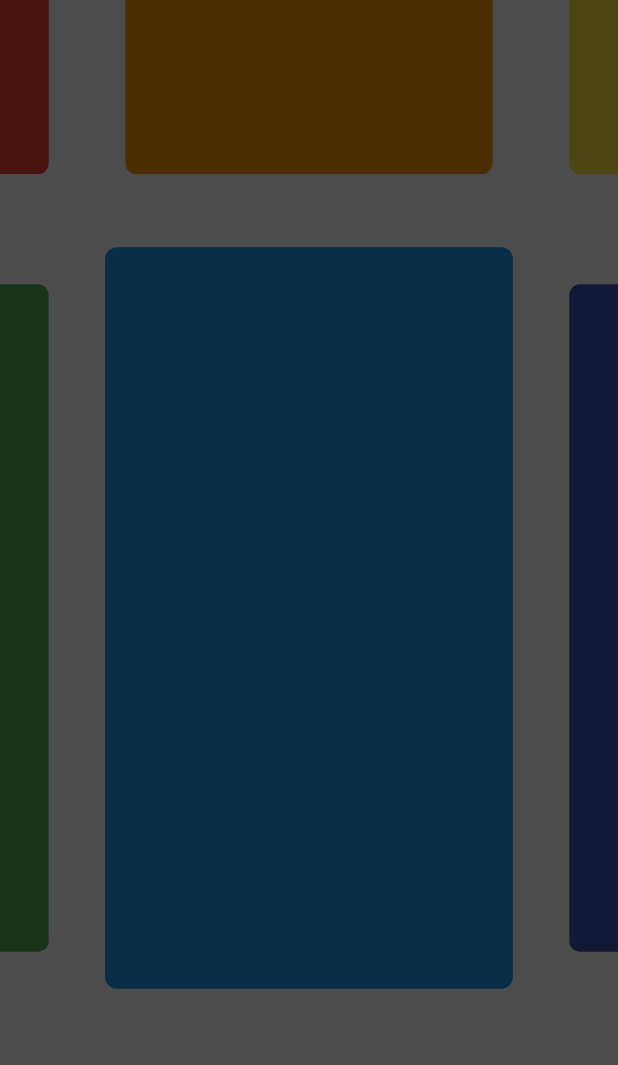
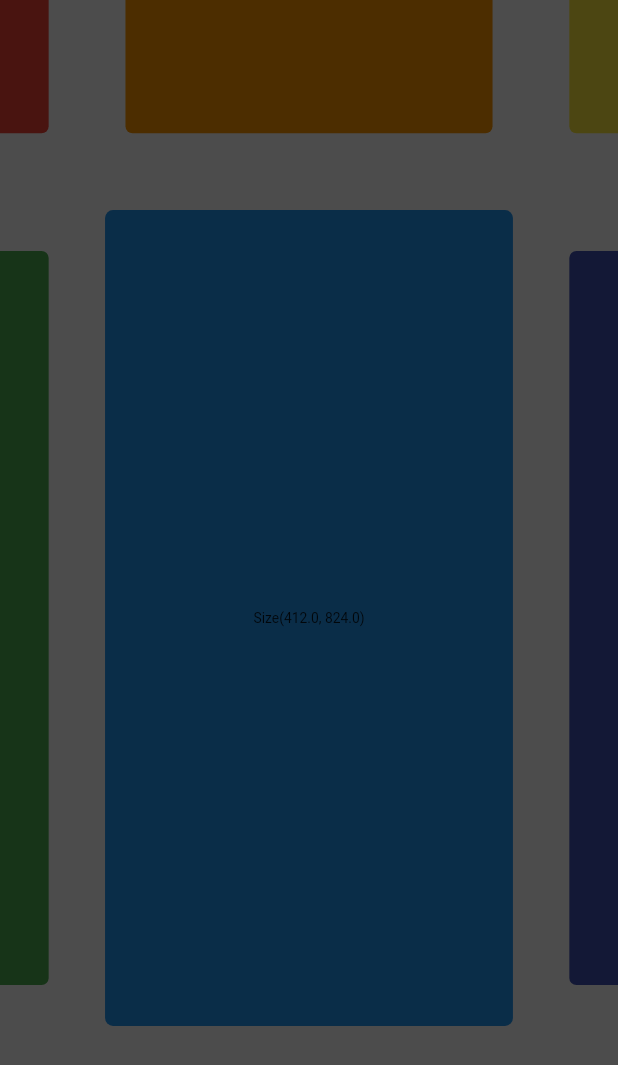
Before and after one commit to tomalabaster/flutter_grid_navigator, a Flutter app: the screen it shows after launch, on a phone screen of 412 x 824 dp. Shown: the top 1065 px of the screen. Run offline on Flutter 3.47's test engine with Material 2 defaults, Android fonts, the phone set to English and light mode, and no system bars; drawn by our look-alikes of flutter_animate.

Commit message:
Scale approach

```diff
--- a/example/lib/main.dart
+++ b/example/lib/main.dart
@@ -15,45 +15,44 @@ class MyApp extends StatelessWidget {
       theme: ThemeData(
         primarySwatch: Colors.blue,
       ),
-      home: FlutterGridNavigator(
-          grid: []
-            ..length = 25
-            ..[7] = Container(
-              decoration: const BoxDecoration(
-                borderRadius: BorderRadius.all(Radius.circular(8)),
+      home: Scaffold(
+        backgroundColor: Colors.transparent,
+        body: FlutterGridNavigator(
+            grid: []
+              ..length = 25
+              ..[7] = _sampleChild(
                 color: Colors.red,
-              ),
-            )
-            ..[8] = Container(
-              decoration: const BoxDecoration(
-                borderRadius: BorderRadius.all(Radius.circular(8)),
+              )
+              ..[8] = _sampleChild(
                 color: Colors.orange,
-              ),
-            )
-            ..[9] = Container(
-              decoration: const BoxDecoration(
-                borderRadius: BorderRadius.all(Radius.circular(8)),
+              )
+              ..[9] = _sampleChild(
                 color: Colors.yellow,
-              ),
-            )
-            ..[12] = Container(
-              decoration: const BoxDecoration(
-                borderRadius: BorderRadius.all(Radius.circular(8)),
+              )
+              ..[12] = _sampleChild(
                 color: Colors.green,
-              ),
-            )
-            ..[13] = Container(
-              decoration: const BoxDecoration(
-                borderRadius: BorderRadius.all(Radius.circular(8)),
+              )
+              ..[13] = _sampleChild(
                 color: Colors.blue,
-              ),
-            )
-            ..[14] = Container(
-              decoration: const BoxDecoration(
-                borderRadius: BorderRadius.all(Radius.circular(8)),
+              )
+              ..[14] = _sampleChild(
                 color: Colors.indigo,
-              ),
-            )),
+              )),
+      ),
     );
   }
+
+  Widget _sampleChild({
+    required Color color,
+  }) {
+    return LayoutBuilder(builder: (context, constraints) {
+      return Container(
+        decoration: BoxDecoration(
+          borderRadius: const BorderRadius.all(Radius.circular(8)),
+          color: color,
+        ),
+        child: Center(child: Text(constraints.biggest.toString())),
+      );
+    });
+  }
 }
--- a/lib/src/flutter_grid_navigator.dart
+++ b/lib/src/flutter_grid_navigator.dart
@@ -37,11 +37,12 @@ class _FlutterGridNavigatorState extends State<FlutterGridNavigator> {
 
   @override
   Widget build(BuildContext context) {
+    return LayoutBuilder(
+      builder: (context, constraints) {
         const padding = 24.0;
 
         final mediaQuery = MediaQuery.of(context);
-    final childSize =
-        Size(mediaQuery.size.width * 0.66, mediaQuery.size.height * 0.6);
+        final childSize = constraints.biggest * 0.66;
 
         var gridOffset = _calculateCurrentOffset(padding, childSize) +
             Offset(0, -mediaQuery.padding.top / 2);
@@ -59,7 +60,8 @@ class _FlutterGridNavigatorState extends State<FlutterGridNavigator> {
             bottom: false,
             child: OverflowBox(
               maxWidth: _gridSize * childSize.width + padding * (_gridSize - 1),
-          maxHeight: _gridSize * childSize.height + padding * (_gridSize - 1),
+              maxHeight:
+                  _gridSize * childSize.height + padding * (_gridSize - 1),
               alignment: Alignment.center,
               child: EightWaySwipeDetector(
                 onSwipe: (direction) => _onSwipe(direction: direction),
@@ -81,7 +83,7 @@ class _FlutterGridNavigatorState extends State<FlutterGridNavigator> {
                       (index) => _gridTile(
                         index: index,
                         swipeDuration: widget.swipeDuration,
-                    childSize: childSize,
+                        childSize: constraints.biggest,
                       ),
                     ),
                   ),
@@ -89,6 +91,8 @@ class _FlutterGridNavigatorState extends State<FlutterGridNavigator> {
               ),
             ),
           ),
+        );
+      },
     );
   }
 
@@ -168,16 +172,20 @@ class _FlutterGridNavigatorState extends State<FlutterGridNavigator> {
 
     final child = widget.grid[index] ?? const SizedBox.shrink();
 
-    return TweenAnimationBuilder<double>(
+    return OverflowBox(
+      maxWidth: childSize.width,
+      maxHeight: childSize.height,
+      child: TweenAnimationBuilder<double>(
         duration: const Duration(milliseconds: 600),
         curve: Curves.easeOut,
         tween: Tween(begin: 1, end: selected ? 1 : 0.9),
-      builder: (_, value, child) => Transform.scale(scale: value, child: child),
-      child: SizedBox(
-        width: childSize.width,
-        height: childSize.height,
-        child: child,
-      ).animate().fade(),
+        builder: (_, value, child) =>
+            Transform.scale(scale: value, child: child),
+        child: Transform.scale(
+          scale: 0.66,
+          child: child.animate().fade(),
+        ),
+      ),
     );
   }
 }
```
Also changed, not shown: example/pubspec.lock. Lines whose indentation alone changed are shown as unchanged.
